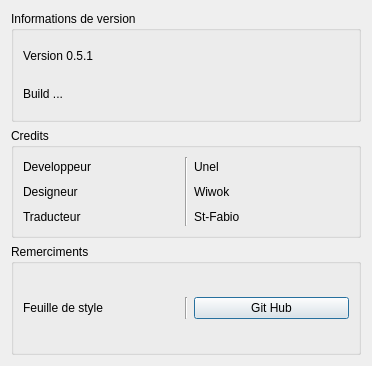
The window that moreinformation.ui (UnelDev/tchat-v5.2) describes before a commit, drawn with Qt 5.
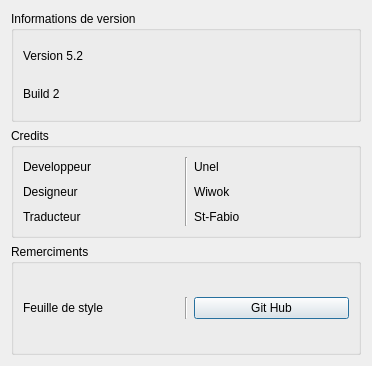
The same window after the commit. Icons and pictures are not drawn.

```diff
--- a/moreinformation.ui
+++ b/moreinformation.ui
@@ -85,14 +85,14 @@
       <item row="0" column="0">
        <widget class="QLabel" name="label">
         <property name="text">
-         <string>Version 0.5.1</string>
+         <string>Version 5.2</string>
         </property>
        </widget>
       </item>
       <item row="1" column="0">
        <widget class="QLabel" name="label_2">
         <property name="text">
-         <string>Build ...</string>
+         <string>Build 2</string>
         </property>
        </widget>
       </item>
```
